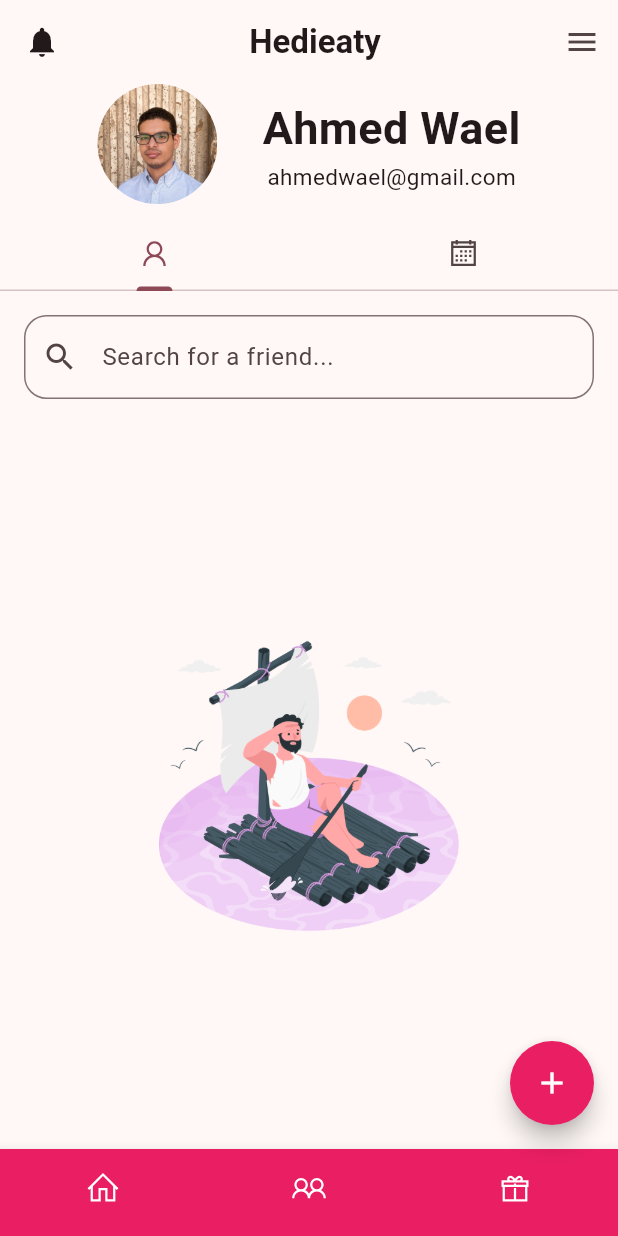
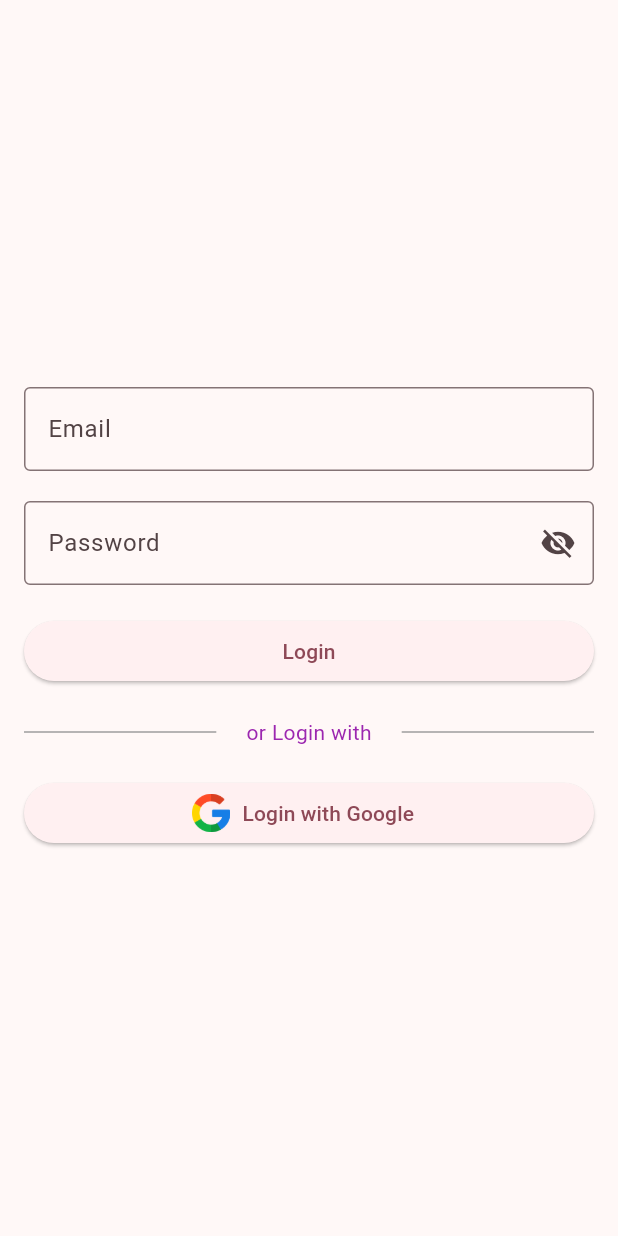
Before and after one commit to ahmed-wael2002/hedieaty-20P3343, a Flutter app: the screen it shows after launch, on a phone screen of 412 x 824 dp. Run offline on Flutter 3.47's test engine with Material 3 defaults, Android fonts, the phone set to English and light mode, and no system bars; drawn by our look-alikes of flutter_speed_dial; our stand-ins replace line_awesome_flutter, shared_preferences; accounts and stored records are empty.

Commit message:
Added login page -- Shared Preferences needs revision

```diff
--- /dev/null
+++ b/lib/Pages/LoginPage.dart
@@ -0,0 +1,149 @@
+import 'package:flutter/material.dart';
+import 'package:lecture_code/main.dart';
+import 'package:shared_preferences/shared_preferences.dart';
+
+class LoginPage extends StatefulWidget {
+  const LoginPage({super.key});
+
+  @override
+  State<LoginPage> createState() => _LoginPageState();
+}
+
+class _LoginPageState extends State<LoginPage> {
+  final _formKey = GlobalKey<FormState>();
+  final TextEditingController _passwordController = TextEditingController();
+  final TextEditingController _emailController = TextEditingController();
+  bool _isPasswordVisible = false;
+
+  Future<void> updateLoginCache() async{
+    SharedPreferences prefs = await SharedPreferences.getInstance();
+    prefs.setBool('isLoggedIn', true);
+  }
+
+  void _login() {
+    if (_formKey.currentState!.validate()) {
+      String email = _emailController.text.trim();
+      String password = _passwordController.text;
+
+      if ((email == "admin@admin.com") && (password == '123456')) {
+        updateLoginCache();
+        Navigator.of(context).push(MaterialPageRoute(
+            builder: (context) => const MyHomePage(title: 'Homepage')));
+        ScaffoldMessenger.of(context).showSnackBar(
+          const SnackBar(content: Text('Logging in...')),
+        );
+      } else {
+        ScaffoldMessenger.of(context).showSnackBar(
+          const SnackBar(content: Text('Cannot find user!')),
+        );
+      }
+    }
+  }
+
+  @override
+  Widget build(BuildContext context) {
+    return Scaffold(
+        body: Form(
+            key: _formKey,
+            child: Container(
+                padding: const EdgeInsets.all(16.0),
+                width: double.infinity,
+                child: Column(
+                  mainAxisAlignment: MainAxisAlignment.center,
+                  crossAxisAlignment: CrossAxisAlignment.center,
+                  children: [
+                    TextFormField(
+                      decoration: const InputDecoration(
+                        labelText: 'Email',
+                        border: OutlineInputBorder(),
+                      ),
+                      keyboardType: TextInputType.emailAddress,
+                      controller: _emailController,
+                      validator: (email) {
+                        if (email == null || email.isEmpty) {
+                          return "Please enter an email address";
+                        } else if (!RegExp(r'^[^@]+@[^@]+\.[^@]+')
+                            .hasMatch(email)) {
+                          return "Please enter a valid email address";
+                        }
+                        return null;
+                      },
+                    ),
+                    const SizedBox(
+                      height: 20,
+                    ),
+                    TextFormField(
+                      controller: _passwordController,
+                      decoration: InputDecoration(
+                        labelText: 'Password',
+                        border: const OutlineInputBorder(),
+                        suffixIcon: IconButton(
+                          icon: Icon(
+                            _isPasswordVisible
+                                ? Icons.visibility
+                                : Icons.visibility_off,
+                          ),
+                          onPressed: () {
+                            setState(() {
+                              _isPasswordVisible = !_isPasswordVisible;
+                            });
+                          },
+                        ),
+                      ),
+                      obscureText: !_isPasswordVisible,
+                      validator: (value) {
+                        if (value == null || value.isEmpty) {
+                          return 'Please enter your password';
+                        }
+                        if (value.length < 6) {
+                          return 'Password must be at least 6 characters';
+                        }
+                        return null;
+                      },
+                    ),
+                    const SizedBox(
+                      height: 20,
+                    ),
+                    SizedBox(
+                        width: double.infinity,
+                        child: ElevatedButton(
+                            onPressed: _login, child: const Text('Login'))),
+                    const SizedBox(
+                      height: 20,
+                    ),
+                    const Row(children: [
+                      Expanded(
+                          child: Divider(
+                        thickness: 1,
+                        color: Colors.grey,
+                      )),
+                      SizedBox(
+                        width: 20,
+                      ),
+                      Text(
+                        'or Login with',
+                        style: TextStyle(color: Colors.purple),
+                      ),
+                      SizedBox(
+                        width: 20,
+                      ),
+                      Expanded(
+                          child: Divider(
+                        thickness: 1,
+                        color: Colors.grey,
+                      )),
+                    ]),
+                    const SizedBox(
+                      height: 20,
+                    ),
+                    SizedBox(
+                      width: double.infinity,
+                        child: ElevatedButton.icon(
+                            onPressed: _login,
+                            icon: Image.asset('assets/images/google.png',
+                                scale: 20),
+                            label: const Text('Login with Google')))
+                  ],
+                ))));
+  }
+}
--- a/lib/main.dart
+++ b/lib/main.dart
@@ -1,6 +1,7 @@
 import 'package:flutter/material.dart';
 import 'package:lecture_code/Pages/ProfilePage.dart';
 import 'package:lecture_code/Utils/CreateEventForm.dart';
+import 'package:shared_preferences/shared_preferences.dart';
 import 'Logic/user.dart'; // Assuming you have the User class in this file
 import 'Utils/profile_widget.dart';
 import 'Utils/friends_list_view.dart';
@@ -11,17 +12,25 @@ import 'package:flutter_speed_dial/flutter_speed_dial.dart';
 import './Utils/events_list_view.dart';
 import './Logic/event.dart';
 import 'package:line_awesome_flutter/line_awesome_flutter.dart';
-
+import './Pages/LoginPage.dart';
 
 void main() {
-  runApp(const MyApp());
+  runApp(MyApp());
 }
 
 class MyApp extends StatelessWidget {
-  const MyApp({super.key});
+  MyApp({super.key});
+  bool isLoggedIn = false;
+
+  Future<void> checkIsLoggedIn() async{
+    SharedPreferences prefs = await SharedPreferences.getInstance();
+    bool? prefsVal = prefs.getBool('isLoggedIn');
+    isLoggedIn = prefsVal ?? false;
+  }
 
   @override
   Widget build(BuildContext context) {
+    checkIsLoggedIn();
     return MaterialApp(
       title: 'Hedieaty',
       theme: ThemeData(
@@ -29,7 +38,8 @@ class MyApp extends StatelessWidget {
         useMaterial3: true,
       ),
       debugShowCheckedModeBanner: false,
-      home: const MyHomePage(title: 'Flutter Demo Home Page'),
+      // home: const MyHomePage(title: 'Flutter Demo Home Page'),
+      home: isLoggedIn! ? const MyHomePage(title: 'Flutter Demo Home Page') : const LoginPage(),
       routes: {
         '/homepage': (context) => const MyHomePage(title: 'Hedieaty'),
         // '/events': (context) => Eventspage(),
@@ -196,7 +206,6 @@ class _MyHomePageState extends State<MyHomePage> with SingleTickerProviderStateM
         type: BottomNavigationBarType.fixed,
         onTap: _onItemTapped,
       ),
-
     );
   }
 }
--- a/pubspec.yaml
+++ b/pubspec.yaml
@@ -36,6 +36,8 @@ dependencies:
   # Use with the CupertinoIcons class for iOS style icons.
   cupertino_icons: ^1.0.8
   line_awesome_flutter: ^2.0.0
+  provider: ^6.1.2
+  shared_preferences: ^2.3.3
 
 dev_dependencies:
   flutter_test:
```
Also changed, not shown: assets/images/google.png (added), pubspec.lock, 1 other file.
